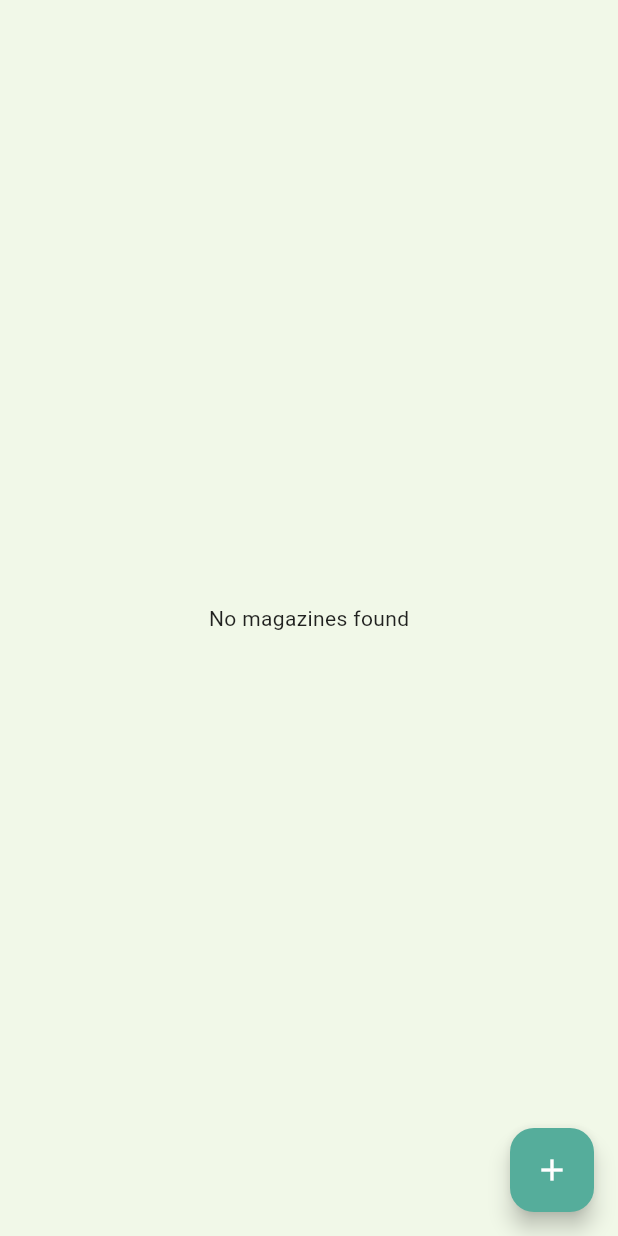
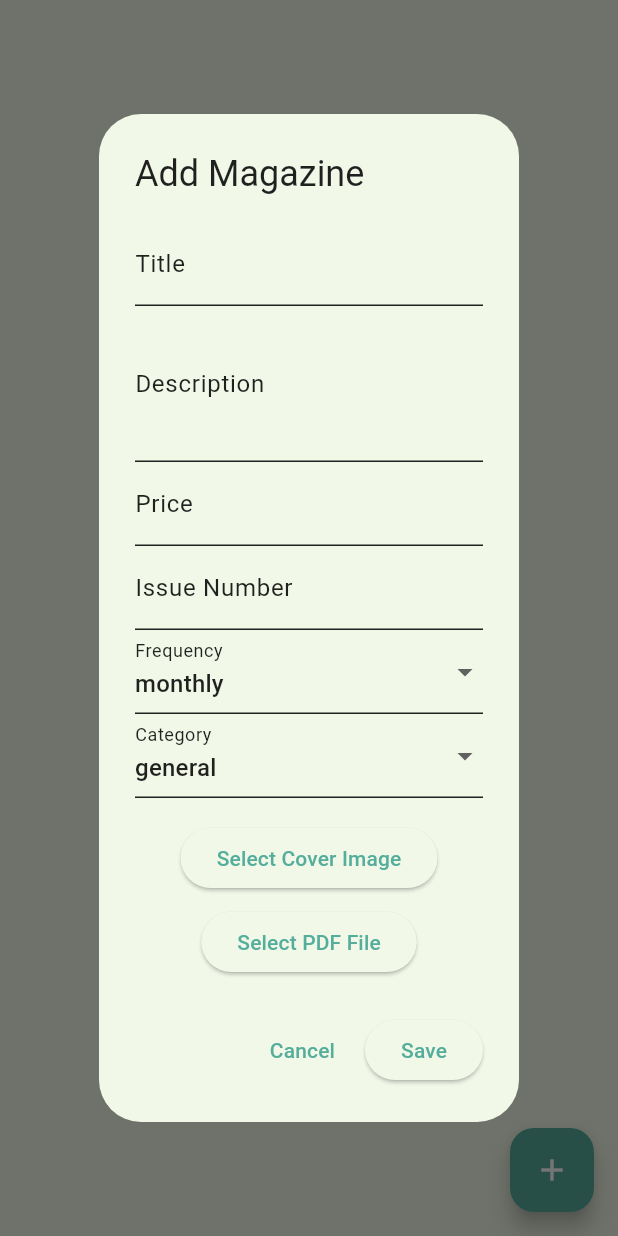
Before and after one commit to AmalAntoney123/magazine_nexus, a Flutter app: the MagazineManagementTab screen opened directly, after a tap on the "add" icon, on a phone screen of 412 x 824 dp. Run offline on Flutter 3.47's test engine with Material 3 defaults, Android fonts, the phone set to English and light mode, and no system bars; our stand-ins replace animated_bottom_navigation_bar, appwrite, file_picker, firebase_auth, firebase_core, firebase_database; accounts and stored records are empty.

Commit message:
magazine file upload

```diff
--- /dev/null
+++ b/devtools_options.yaml
@@ -0,0 +1,3 @@
+description: This file stores settings for Dart & Flutter DevTools.
+documentation: https://docs.flutter.dev/tools/devtools/extensions#configure-extension-enablement-states
+extensions:
--- /dev/null
+++ b/lib/models/magazine.dart
@@ -0,0 +1,40 @@
+class Magazine {
+  final String id;
+  final String title;
+  final String description;
+  final String coverUrl;
+  final String pdfFileId;
+  final double price;
+  final String frequency; // weekly, monthly, etc.
+  final DateTime publishDate;
+  final int issueNumber;
+  final String category;
+  final bool isActive;
+
+  Magazine({
+    required this.id,
+    required this.title,
+    required this.description,
+    required this.coverUrl,
+    required this.pdfFileId,
+    required this.price,
+    required this.frequency,
+    required this.publishDate,
+    required this.issueNumber,
+    required this.category,
+    this.isActive = true,
+  });
+
+  Map<String, dynamic> toJson() => {
+        'title': title,
+        'description': description,
+        'coverUrl': coverUrl,
+        'pdfFileId': pdfFileId,
+        'price': price,
+        'frequency': frequency,
+        'publishDate': publishDate.toIso8601String(),
+        'issueNumber': issueNumber,
+        'category': category,
+        'isActive': isActive,
+      };
+}
--- /dev/null
+++ b/lib/pages/admin/dialogs/magazine_form_dialog.dart
@@ -0,0 +1,275 @@
+import 'package:flutter/material.dart';
+import 'package:appwrite/appwrite.dart';
+import 'dart:io';
+import 'package:file_picker/file_picker.dart';
+import 'package:firebase_database/firebase_database.dart';
+import '../../../models/magazine.dart';
+import '../../../services/appwrite_service.dart';
+
+class MagazineFormDialog extends StatefulWidget {
+  final Magazine? magazine;
+
+  const MagazineFormDialog({super.key, this.magazine});
+
+  @override
+  State<MagazineFormDialog> createState() => _MagazineFormDialogState();
+}
+
+class _MagazineFormDialogState extends State<MagazineFormDialog> {
+  final _formKey = GlobalKey<FormState>();
+  final _titleController = TextEditingController();
+  final _descriptionController = TextEditingController();
+  final _priceController = TextEditingController();
+  final _issueNumberController = TextEditingController();
+
+  File? _coverImage;
+  File? _pdfFile;
+  String _frequency = 'monthly';
+  String _category = 'general';
+  DateTime _publishDate = DateTime.now();
+  bool _isLoading = false;
+
+  final Client client = Client()
+    ..setEndpoint('https://cloud.appwrite.io/v1')
+    ..setProject('676fc20b003ccf154826');
+  late final Storage storage;
+
+  @override
+  void initState() {
+    super.initState();
+    storage = Storage(client);
+    if (widget.magazine != null) {
+      _titleController.text = widget.magazine!.title;
+      _descriptionController.text = widget.magazine!.description;
+      _priceController.text = widget.magazine!.price.toString();
+      _issueNumberController.text = widget.magazine!.issueNumber.toString();
+      _frequency = widget.magazine!.frequency;
+      _category = widget.magazine!.category;
+      _publishDate = widget.magazine!.publishDate;
+    }
+  }
+
+  Future<void> _pickCoverImage() async {
+    FilePickerResult? result = await FilePicker.platform.pickFiles(
+      type: FileType.image,
+    );
+
+    if (result != null) {
+      setState(() {
+        _coverImage = File(result.files.single.path!);
+      });
+    }
+  }
+
+  Future<void> _pickPDFFile() async {
+    FilePickerResult? result = await FilePicker.platform.pickFiles(
+      type: FileType.custom,
+      allowedExtensions: ['pdf'],
+    );
+
+    if (result != null) {
+      setState(() {
+        _pdfFile = File(result.files.single.path!);
+      });
+    }
+  }
+
+  Future<void> _saveMagazine() async {
+    if (!_formKey.currentState!.validate()) return;
+    if (_pdfFile == null && widget.magazine == null) {
+      ScaffoldMessenger.of(context).showSnackBar(
+        const SnackBar(content: Text('Please select a PDF file')),
+      );
+      return;
+    }
+
+    setState(() => _isLoading = true);
+
+    try {
+      String coverFileId = widget.magazine?.coverUrl ?? '';
+      String pdfFileId = widget.magazine?.pdfFileId ?? '';
+
+      print("Starting magazine save process...");
+      print("Initial PDF ID: $pdfFileId");
+      print("PDF File selected: ${_pdfFile?.path}");
+
+      // Upload cover image if selected
+      if (_coverImage != null) {
+        // Delete old cover if exists
+        if (coverFileId.isNotEmpty) {
+          await AppwriteService.deleteFile(
+            bucketId: '67718720002aaa542f4d',
+            fileId: coverFileId,
+          );
+        }
+
+        coverFileId = await AppwriteService.uploadFile(
+          bucketId: '67718720002aaa542f4d',
+          file: _coverImage!,
+          fileName: '${_titleController.text}_cover.jpg',
+        );
+      }
+
+      // Upload PDF file if selected
+      if (_pdfFile != null) {
+        try {
+          print("PDF file exists check passed");
+          if (pdfFileId.isNotEmpty) {
+            print("Attempting to delete old PDF: $pdfFileId");
+            await AppwriteService.deleteFile(
+              bucketId: '67718396003a69711df7',
+              fileId: pdfFileId,
+            );
+            print("Old PDF deleted successfully");
+          }
+
+          print("Starting PDF upload...");
+          print("PDF file size: ${await _pdfFile!.length()} bytes");
+          pdfFileId = await AppwriteService.uploadFile(
+            bucketId: '67718396003a69711df7',
+            file: _pdfFile!,
+            fileName: '${_titleController.text}.pdf',
+          );
+          print("PDF uploaded successfully with ID: $pdfFileId");
+        } catch (e, stackTrace) {
+          print("Error during PDF handling: $e");
+          print("Stack trace: $stackTrace");
+          rethrow;
+        }
+      }
+
+      // Create magazine data
+      final magazineData = Magazine(
+        id: widget.magazine?.id ??
+            DateTime.now().millisecondsSinceEpoch.toString(),
+        title: _titleController.text,
+        description: _descriptionController.text,
+        coverUrl: coverFileId,
+        pdfFileId: pdfFileId,
+        price: double.parse(_priceController.text),
+        frequency: _frequency,
+        publishDate: _publishDate,
+        issueNumber: int.parse(_issueNumberController.text),
+        category: _category,
+      );
+
+      print("Magazine data created, about to save to Firebase");
+      print("PDF ID being saved: ${magazineData.pdfFileId}");
+
+      await FirebaseDatabase.instance
+          .ref()
+          .child('magazines')
+          .child(magazineData.id)
+          .set(magazineData.toJson());
+
+      print("Save completed successfully");
+
+      if (mounted) {
+        Navigator.of(context).pop(true);
+      }
+    } catch (e, stackTrace) {
+      print("Error in _saveMagazine: $e");
+      print("Stack trace: $stackTrace");
+      if (mounted) {
+        ScaffoldMessenger.of(context).showSnackBar(
+          SnackBar(content: Text('Error saving magazine: $e')),
+        );
+      }
+    } finally {
+      setState(() => _isLoading = false);
+    }
+  }
+
+  @override
+  Widget build(BuildContext context) {
+    return AlertDialog(
+      title: Text(widget.magazine == null ? 'Add Magazine' : 'Edit Magazine'),
+      content: SingleChildScrollView(
+        child: Form(
+          key: _formKey,
+          child: Column(
+            mainAxisSize: MainAxisSize.min,
+            children: [
+              TextFormField(
+                controller: _titleController,
+                decoration: const InputDecoration(labelText: 'Title'),
+                validator: (value) =>
+                    value?.isEmpty ?? true ? 'Please enter a title' : null,
+              ),
+              TextFormField(
+                controller: _descriptionController,
+                decoration: const InputDecoration(labelText: 'Description'),
+                maxLines: 3,
+                validator: (value) => value?.isEmpty ?? true
+                    ? 'Please enter a description'
+                    : null,
+              ),
+              TextFormField(
+                controller: _priceController,
+                decoration: const InputDecoration(labelText: 'Price'),
+                keyboardType: TextInputType.number,
+                validator: (value) =>
+                    value?.isEmpty ?? true ? 'Please enter a price' : null,
+              ),
+              TextFormField(
+                controller: _issueNumberController,
+                decoration: const InputDecoration(labelText: 'Issue Number'),
+                keyboardType: TextInputType.number,
+                validator: (value) => value?.isEmpty ?? true
+                    ? 'Please enter an issue number'
+                    : null,
+              ),
+              DropdownButtonFormField<String>(
+                value: _frequency,
+                decoration: const InputDecoration(labelText: 'Frequency'),
+                items: ['weekly', 'monthly', 'quarterly', 'yearly']
+                    .map((f) => DropdownMenuItem(value: f, child: Text(f)))
+                    .toList(),
+                onChanged: (value) => setState(() => _frequency = value!),
+              ),
+              DropdownButtonFormField<String>(
+                value: _category,
+                decoration: const InputDecoration(labelText: 'Category'),
+                items: [
+                  'general',
+                  'sports',
+                  'technology',
+                  'lifestyle',
+                  'business'
+                ]
+                    .map((c) => DropdownMenuItem(value: c, child: Text(c)))
+                    .toList(),
+                onChanged: (value) => setState(() => _category = value!),
+              ),
+              const SizedBox(height: 16),
+              ElevatedButton(
+                onPressed: _pickCoverImage,
+                child: Text(_coverImage == null
+                    ? 'Select Cover Image'
+                    : 'Change Cover Image'),
+              ),
+              const SizedBox(height: 8),
+              ElevatedButton(
+                onPressed: _pickPDFFile,
+                child: Text(
+                    _pdfFile == null ? 'Select PDF File' : 'Change PDF File'),
+              ),
+            ],
+          ),
+        ),
+      ),
+      actions: [
+        TextButton(
+          onPressed: () => Navigator.of(context).pop(),
+          child: const Text('Cancel'),
+        ),
+        ElevatedButton(
+          onPressed: _isLoading ? null : _saveMagazine,
+          child: _isLoading
+              ? const CircularProgressIndicator()
+              : const Text('Save'),
+        ),
+      ],
+    );
+  }
+}
--- /dev/null
+++ b/lib/services/appwrite_service.dart
@@ -0,0 +1,93 @@
+import 'package:appwrite/appwrite.dart';
+import 'dart:io';
+
+class AppwriteService {
+  static final Client client = Client()
+    ..setEndpoint('https://cloud.appwrite.io/v1')
+    ..setProject('676fc20b003ccf154826');
+
+  static final Storage storage = Storage(client);
+
+  static Future<String> uploadFile({
+    required String bucketId,
+    required File file,
+    required String fileName,
+  }) async {
+    try {
+      print("Starting file upload process...");
+      print("Bucket ID: $bucketId");
+      print("File path: ${file.path}");
+      print("File name: $fileName");
+
+      // Read file as bytes for web compatibility
+      final bytes = await file.readAsBytes();
+
+      final result = await storage.createFile(
+        bucketId: bucketId,
+        fileId: ID.unique(),
+        file: InputFile.fromBytes(
+          bytes: bytes,
+          filename: fileName,
+        ),
+      );
+
+      print("File uploaded successfully with ID: ${result.$id}");
+      return result.$id;
+    } on AppwriteException catch (e) {
+      print("Appwrite Error Code: ${e.code}");
+      print("Appwrite Error Message: ${e.message}");
+      print("Appwrite Error Type: ${e.type}");
+      rethrow;
+    } catch (e, stackTrace) {
+      print("Error in uploadFile: $e");
+      print("Stack trace: $stackTrace");
+      rethrow;
+    }
+  }
+
+  // Get file download URL
+  static Uri getFileDownloadUrl({
+    required String bucketId,
+    required String fileId,
+  }) {
+    return Uri.parse(
+      '${client.endPoint}/storage/buckets/$bucketId/files/$fileId/download?project=${client.config['project']}',
+    );
+  }
+
+  // Get file preview URL (for images)
+  static Uri getFilePreviewUrl({
+    required String bucketId,
+    required String fileId,
+  }) {
+    return Uri.parse(
+      '${client.endPoint}/storage/buckets/$bucketId/files/$fileId/preview?project=${client.config['project']}',
+    );
+  }
+
+  // Get file view URL
+  static Uri getFileViewUrl({
+    required String bucketId,
+    required String fileId,
+  }) {
+    return Uri.parse(
+      '${client.endPoint}/storage/buckets/$bucketId/files/$fileId/view?project=${client.config['project']}',
+    );
+  }
+
+  // Delete file
+  static Future<void> deleteFile({
+    required String bucketId,
+    required String fileId,
+  }) async {
+    try {
+      await storage.deleteFile(
+        bucketId: bucketId,
+        fileId: fileId,
+      );
+    } catch (e) {
+      print("Error deleting file: $e");
+      rethrow;
+    }
+  }
+}
--- a/pubspec.yaml
+++ b/pubspec.yaml
@@ -39,9 +39,10 @@ dependencies:
   firebase_auth: ^5.3.4
   cloud_firestore: ^5.6.0
   provider: ^6.1.2
-  appwrite: ^13.1.0
+  appwrite: ^11.0.1
   animated_bottom_navigation_bar: ^1.3.3
   firebase_database: ^11.2.0
+  file_picker: ^8.1.7
 
 dev_dependencies:
   flutter_test:
```
Also changed, not shown: lib/pages/admin/tabs/magazine_management_tab.dart (+155 -34 lines), pubspec.lock.
